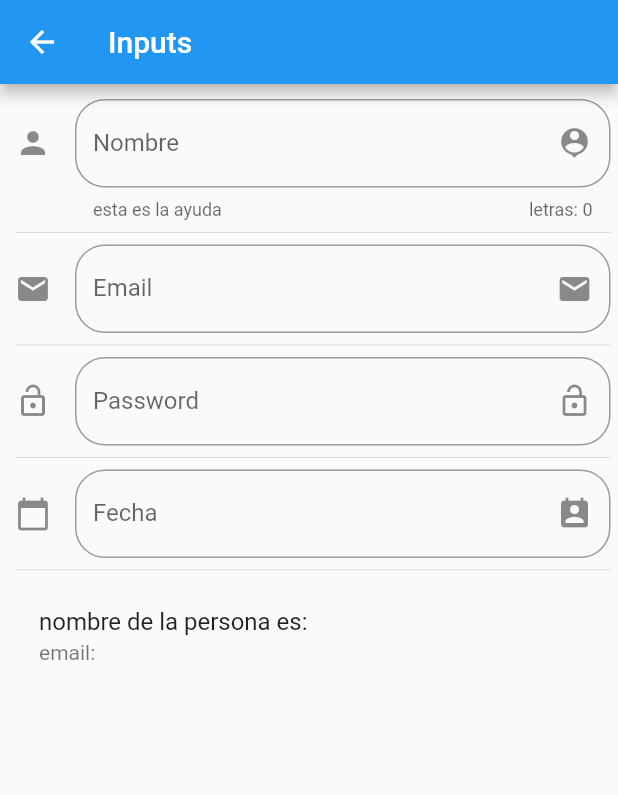
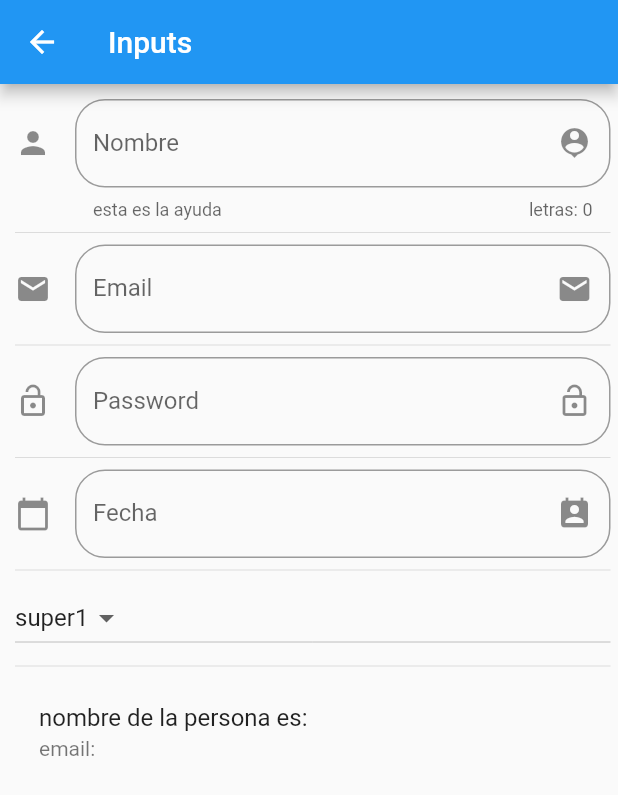
Before and after one commit to Marisabel-Condori/ejemplos-de-witgets-basics, a Flutter app: the InputPages screen opened by its route, on a phone screen of 412 x 824 dp. Shown: the top 795 px of the screen. Run offline on Flutter 3.47's test engine with Material 2 defaults, Android fonts, the phone set to English and light mode, and no system bars.

Commit message:
dropdown

```diff
--- a/lib/pages/input_pages.dart
+++ b/lib/pages/input_pages.dart
@@ -13,6 +13,9 @@ class _InputPagesState extends State<InputPages> {
   String _nombre = '';
   String _email = '';
   String _fecha = '';
+  String _opcionSeleccionada = 'super1';
+
+  List<String> _poderes = ['super1', 'super2', 'super3', 'super4'];
 
   TextEditingController _modificaFecha = TextEditingController();
 
@@ -30,6 +33,8 @@ class _InputPagesState extends State<InputPages> {
           _crearPassword(),
           Divider(),
           _crearFecha(context),
+          Divider(),
+          _crearDropdown(),
           Divider(),
           _crearPersona(),
         ],
@@ -93,14 +98,7 @@ class _InputPagesState extends State<InputPages> {
     );
   }
 
-  Widget _crearPersona(){
-    return ListTile(
-      title: Text('nombre de la persona es: $_nombre'),
-      subtitle: Text('email: $_email'),
-    );
-  }
-
-  Widget _crearFecha(context) {
+   Widget _crearFecha(context) {
     return TextField(
       controller: _modificaFecha,
       enableInteractiveSelection: false,
@@ -135,4 +133,29 @@ class _InputPagesState extends State<InputPages> {
       }
   }
 
+  _crearDropdown() {
+    return DropdownButton(
+      value: _opcionSeleccionada,
+      items: getOpciones(),
+      onChanged: (opt){
+        setState(() {
+          _opcionSeleccionada = opt;
+        });
+        });
+  }
+
+  List<DropdownMenuItem<String>> getOpciones(){
+    List<DropdownMenuItem<String>> lista = new List();
+    _poderes.forEach((opt){
+      lista.add(DropdownMenuItem(child: Text(opt),value: opt));
+    }) ;
+    return lista;
+  }
+
+  Widget _crearPersona(){
+    return ListTile(
+      title: Text('nombre de la persona es: $_nombre'),
+      subtitle: Text('email: $_email'),
+    );
+  }
 }
```
